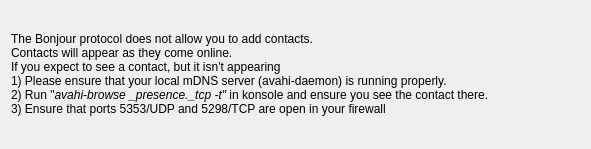
KDE/kopete, file protocols/bonjour/bonjouraddui.ui: the form before one commit.
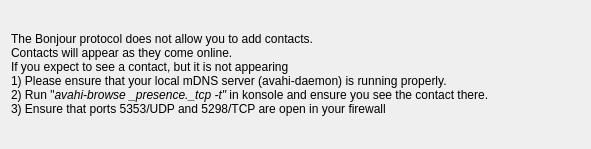
The form after the commit.

The edit to the form file:
```diff
--- a/protocols/bonjour/bonjouraddui.ui
+++ b/protocols/bonjour/bonjouraddui.ui
@@ -27,7 +27,7 @@
 &lt;/style>&lt;/head>&lt;body style=" font-family:'Sans Serif'; font-size:10pt; font-weight:400; font-style:normal;">
 &lt;p style=" margin-top:0px; margin-bottom:0px; margin-left:0px; margin-right:0px; -qt-block-indent:0; text-indent:0px; font-size:9pt;">The Bonjour protocol does not allow you to add contacts. &lt;/p>
 &lt;p style=" margin-top:0px; margin-bottom:0px; margin-left:0px; margin-right:0px; -qt-block-indent:0; text-indent:0px; font-size:9pt;">Contacts will appear as they come online.&lt;/p>
-&lt;p style=" margin-top:0px; margin-bottom:0px; margin-left:0px; margin-right:0px; -qt-block-indent:0; text-indent:0px; font-size:9pt;">If you expect to see a contact, but it isn't appearing&lt;/p>
+&lt;p style=" margin-top:0px; margin-bottom:0px; margin-left:0px; margin-right:0px; -qt-block-indent:0; text-indent:0px; font-size:9pt;">If you expect to see a contact, but it is not appearing&lt;/p>
 &lt;p style=" margin-top:0px; margin-bottom:0px; margin-left:0px; margin-right:0px; -qt-block-indent:0; text-indent:0px; font-size:9pt;">1) Please ensure that your local mDNS server (avahi-daemon) is running properly.&lt;/p>
 &lt;p style=" margin-top:0px; margin-bottom:0px; margin-left:0px; margin-right:0px; -qt-block-indent:0; text-indent:0px; font-size:9pt;">2) Run "&lt;span style=" font-style:italic;">avahi-browse _presence._tcp -t"&lt;/span> in konsole and ensure you see the contact there.&lt;/p>
 &lt;p style=" margin-top:0px; margin-bottom:0px; margin-left:0px; margin-right:0px; -qt-block-indent:0; text-indent:0px; font-size:9pt;">3) Ensure that ports 5353/UDP and 5298/TCP are open in your firewall&lt;/p>&lt;/body>&lt;/html></string>
```
